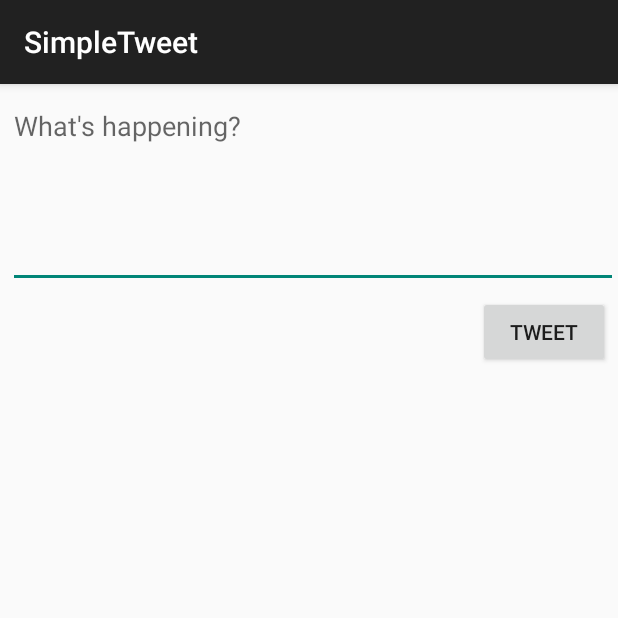
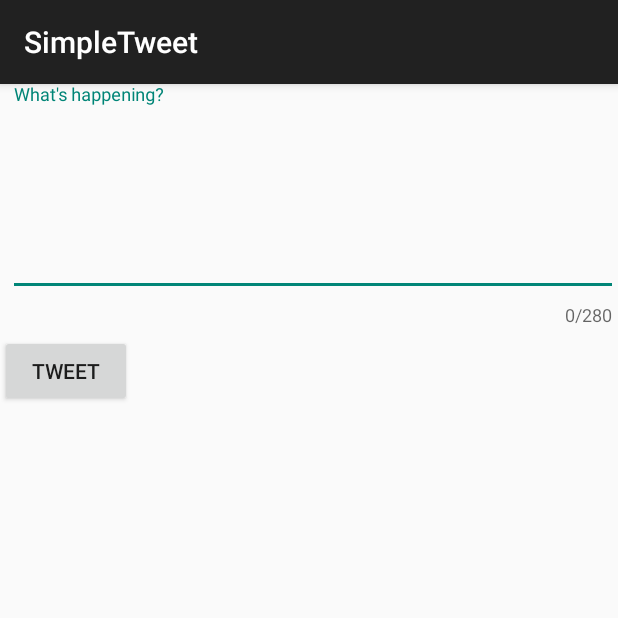
Before and after one commit to Howardma31/SimpleTweet, an Android app: the ComposeActivity screen opened directly, with no data from a screen before it, on a phone screen of 412 x 824 dp, the top half of it. Run offline under Robolectric (Android 15) with nearby library versions, the phone set to English and light mode, and no system bars; our stand-ins replace Room's generated code; libraries missing offline, so code that uses them is left out: com.codepath.asynchttpclient, com.facebook.stetho, org.parceler; 1 statement that could not run was skipped.

Commit message:
Implemented Char Counter when Composing Tweet

```diff
--- a/app/src/main/java/com/codepath/apps/restclienttemplate/ComposeActivity.java
+++ b/app/src/main/java/com/codepath/apps/restclienttemplate/ComposeActivity.java
@@ -4,6 +4,8 @@ import androidx.appcompat.app.AppCompatActivity;
 
 import android.content.Intent;
 import android.os.Bundle;
+import android.text.Editable;
+import android.text.TextWatcher;
 import android.util.Log;
 import android.view.View;
 import android.widget.Button;
@@ -21,7 +23,7 @@ import okhttp3.Headers;
 public class ComposeActivity extends AppCompatActivity {
 
     public static final String TAG = "ComposeActivity";
-    public static final int MAX_TWEET_LENGTH = 140;
+    public static final int MAX_TWEET_LENGTH = 280;
 
     EditText etCompose;
     Button btnTweet;
@@ -78,6 +80,5 @@ public class ComposeActivity extends AppCompatActivity {
                 });
             }
         });
-
     }
 }
--- a/app/src/main/res/layout/activity_compose.xml
+++ b/app/src/main/res/layout/activity_compose.xml
@@ -7,6 +7,11 @@
     android:layout_height="match_parent"
     tools:context=".ComposeActivity">
 
+    <com.google.android.material.textfield.TextInputLayout
+        android:layout_width="match_parent"
+        android:layout_height="wrap_content"
+        app:counterEnabled="true"
+        app:counterMaxLength="280" >
         <EditText
             android:id="@+id/etCompose"
             android:layout_width="match_parent"
@@ -30,4 +35,7 @@
             android:layout_marginTop="5dp"
             android:layout_marginEnd="5dp"
             android:text="@string/tweet" />
+    </com.google.android.material.textfield.TextInputLayout>
+
+
 </RelativeLayout>
```
Lines whose indentation alone changed are shown as unchanged.
